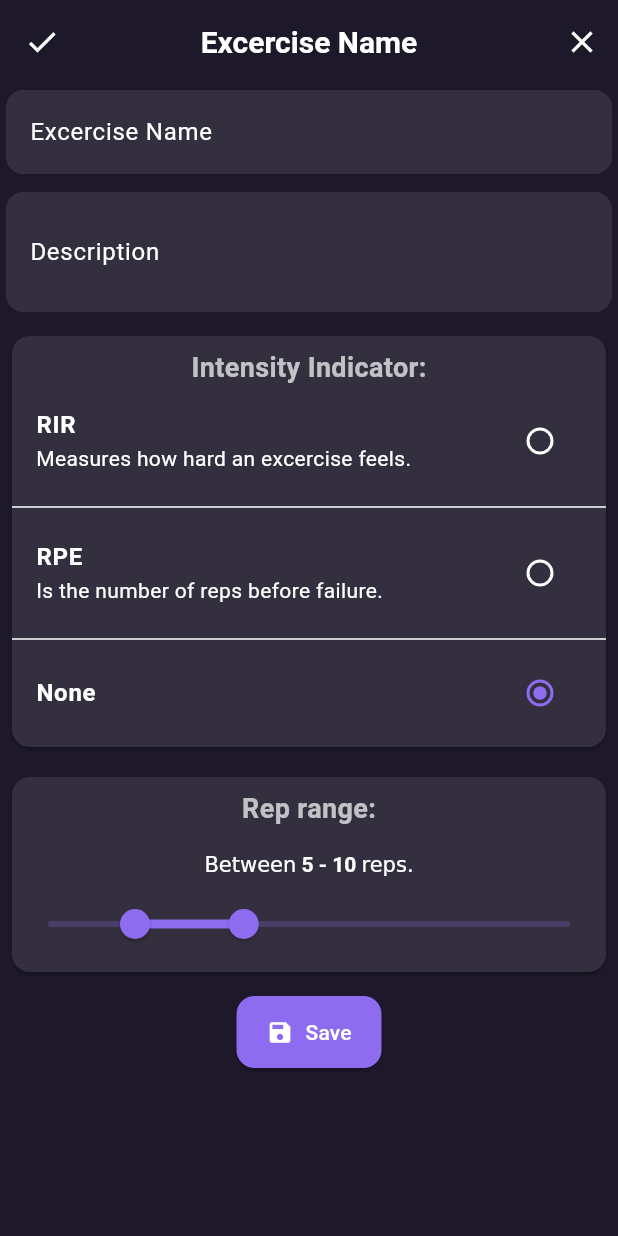
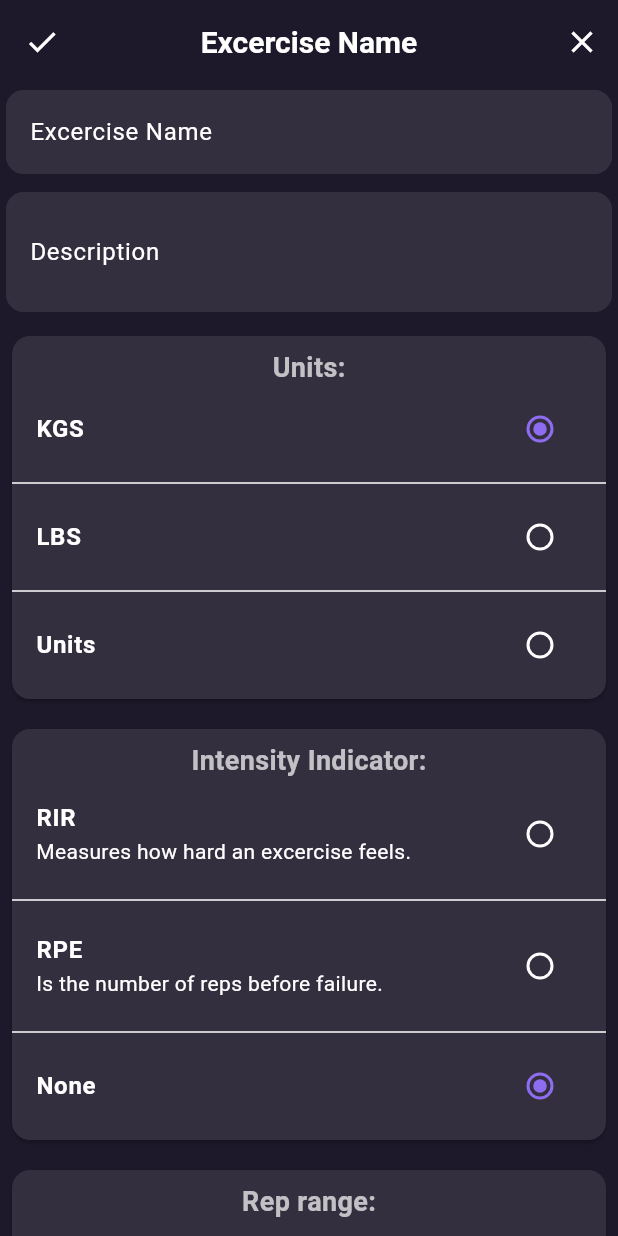
Before and after one commit to diegoZarateFer/gym-tracker-app, a Flutter app: the ExcerciseSettingsPage screen opened by its route, on a phone screen of 412 x 824 dp. Run offline on Flutter 3.47's test engine with Material 3 defaults, Android fonts, the light colour scheme and no system bars; our stand-ins replace table_calendar.

Commit message:
feat<excercise>: Terminando logica de excercise settings.

```diff
--- a/lib/pages/excercise_settings_page.dart
+++ b/lib/pages/excercise_settings_page.dart
@@ -1,6 +1,7 @@
 import 'package:flutter/material.dart';
-
-enum IntensityIndicators { none, rir, rpe }
+import 'package:gym_tracker_ui/pages/widgets/excercise_settings_form.dart';
+import 'package:gym_tracker_ui/pages/widgets/intensity_indicator_selector.dart';
+import 'package:gym_tracker_ui/pages/widgets/unit_selector.dart';
 
 class ExcerciseSettingsPage extends StatefulWidget {
   static const String route = "excercise-settings";
@@ -12,22 +13,19 @@ class ExcerciseSettingsPage extends StatefulWidget {
 }
 
 class _ExcerciseSettingsPageState extends State<ExcerciseSettingsPage> {
-  /// Valores del rango de repeticiones.
-  ///
-  int _selectedRepRangeStart = 5;
-  int _selectedRepRangeEnd = 10;
-
-  /// Indicador de intensidad seleccionado.
-  ///
-  IntensityIndicators _selectedIntensityIndicator = IntensityIndicators.none;
-
-  /// Funciones para los widgets.
-  ///
-  void _changeRepsRangeHandler(RangeValues newValues) {
-    setState(() {
-      _selectedRepRangeStart = newValues.start.toInt();
-      _selectedRepRangeEnd = newValues.end.toInt();
-    });
+  void _saveExcerciseSettingsHandler(
+      {required String name,
+      required String description,
+      required IntensityIndicators intensityIndicator,
+      required Units unit,
+      required int minNumberOfReps,
+      required int maxNumberOfReps}) {
+    print(name);
+    print(description);
+    print(intensityIndicator);
+    print(unit);
+    print(minNumberOfReps);
+    print(maxNumberOfReps);
   }
 
   @override
@@ -55,154 +53,8 @@ class _ExcerciseSettingsPageState extends State<ExcerciseSettingsPage> {
       body: SingleChildScrollView(
         child: Padding(
           padding: const EdgeInsets.all(4),
-          child: Column(
-            children: [
-              const TextField(
-                textAlignVertical: TextAlignVertical.center,
-                maxLines: 1,
-                maxLength: 30,
-                decoration: InputDecoration(
-                  counterText: "",
-                  label: Text("Excercise Name"),
-                  border: OutlineInputBorder(),
-                ),
-              ),
-              const SizedBox(height: 12),
-              const TextField(
-                textAlignVertical: TextAlignVertical.center,
-                maxLines: 2,
-                decoration: InputDecoration(
-                  counterText: "",
-                  label: Text("Description"),
-                  border: OutlineInputBorder(),
-                ),
-              ),
-              const SizedBox(height: 12),
-              Card(
-                child: Padding(
-                  padding: const EdgeInsets.symmetric(vertical: 8),
-                  child: Column(
-                    children: [
-                      const Text(
-                        "Intensity Indicator:",
-                        style: TextStyle(
-                          fontWeight: FontWeight.bold,
-                          fontSize: 18,
-                        ),
-                      ),
-                      RadioListTile<IntensityIndicators>(
-                        value: IntensityIndicators.rir,
-                        groupValue: _selectedIntensityIndicator,
-                        subtitle: const Text(
-                          "Measures how hard an excercise feels.",
-                        ),
-                        title: const Text(
-                          "RIR",
-                          style: TextStyle(
-                            fontWeight: FontWeight.bold,
-                          ),
-                        ),
-                        onChanged: (IntensityIndicators? selectedIndicator) {
-                          setState(() {
-                            _selectedIntensityIndicator =
-                                selectedIndicator ?? IntensityIndicators.none;
-                          });
-                        },
-                        activeColor: const Color(0xFF8E6CEF),
-                        controlAffinity: ListTileControlAffinity.trailing,
-                      ),
-                      const Divider(),
-                      RadioListTile<IntensityIndicators>(
-                        value: IntensityIndicators.rpe,
-                        groupValue: _selectedIntensityIndicator,
-                        subtitle: const Text(
-                          "Is the number of reps before failure.",
-                        ),
-                        title: const Text(
-                          "RPE",
-                          style: TextStyle(
-                            fontWeight: FontWeight.bold,
-                          ),
-                        ),
-                        onChanged: (IntensityIndicators? selectedIndicator) {
-                          setState(() {
-                            _selectedIntensityIndicator =
-                                selectedIndicator ?? IntensityIndicators.none;
-                          });
-                        },
-                        activeColor: const Color(0xFF8E6CEF),
-                        controlAffinity: ListTileControlAffinity.trailing,
-                      ),
-                      const Divider(),
-                      RadioListTile<IntensityIndicators>(
-                        value: IntensityIndicators.none,
-                        groupValue: _selectedIntensityIndicator,
-                        title: const Text(
-                          "None",
-                          style: TextStyle(
-                            fontWeight: FontWeight.bold,
-                          ),
-                        ),
-                        onChanged: (IntensityIndicators? selectedIndicator) {
-                          setState(() {
-                            _selectedIntensityIndicator =
-                                selectedIndicator ?? IntensityIndicators.none;
-                          });
-                        },
-                        activeColor: const Color(0xFF8E6CEF),
-                        controlAffinity: ListTileControlAffinity.trailing,
-                      ),
-                    ],
-                  ),
-                ),
-              ),
-              const SizedBox(height: 12),
-              Card(
-                child: Padding(
-                  padding: const EdgeInsets.symmetric(vertical: 8),
-                  child: Column(children: [
-                    const Text(
-                      "Rep range:",
-                      style: TextStyle(
-                        fontWeight: FontWeight.bold,
-                        fontSize: 18,
-                      ),
-                    ),
-                    const SizedBox(
-                      height: 16,
-                    ),
-                    RichText(
-                      text: TextSpan(
-                        children: [
-                          const TextSpan(text: "Between"),
-                          TextSpan(
-                              text:
-                                  " $_selectedRepRangeStart - $_selectedRepRangeEnd ",
-                              style: const TextStyle(
-                                fontWeight: FontWeight.bold,
-                              )),
-                          const TextSpan(text: "reps."),
-                        ],
-                      ),
-                    ),
-                    const SizedBox(height: 8),
-                    RangeSlider(
-                      min: 1,
-                      max: 25,
-                      values: RangeValues(_selectedRepRangeStart.toDouble(),
-                          _selectedRepRangeEnd.toDouble()),
-                      onChanged: _changeRepsRangeHandler,
-                    ),
-                  ]),
-                ),
-              ),
-              const SizedBox(height: 12),
-              ElevatedButton.icon(
-                onPressed: () {},
-                icon: const Icon(Icons.save),
-                label: const Text("Save"),
-              ),
-            ],
+          child: ExcerciseSettingsForm(
+            onSaveExcerciseSettings: _saveExcerciseSettingsHandler,
           ),
         ),
       ),
--- /dev/null
+++ b/lib/pages/widgets/excercise_settings_form.dart
@@ -0,0 +1,171 @@
+import 'package:flutter/material.dart';
+import 'package:gym_tracker_ui/pages/widgets/intensity_indicator_selector.dart';
+import 'package:gym_tracker_ui/pages/widgets/unit_selector.dart';
+
+class ExcerciseSettingsForm extends StatefulWidget {
+  const ExcerciseSettingsForm({
+    super.key,
+    required this.onSaveExcerciseSettings,
+  });
+
+  final void Function(
+      {required String name,
+      required String description,
+      required IntensityIndicators intensityIndicator,
+      required Units unit,
+      required int minNumberOfReps,
+      required int maxNumberOfReps}) onSaveExcerciseSettings;
+
+  @override
+  State<ExcerciseSettingsForm> createState() => _ExcerciseSettingsFormState();
+}
+
+class _ExcerciseSettingsFormState extends State<ExcerciseSettingsForm> {
+  /// Controllers.
+  ///
+  final _excerciseNameController = TextEditingController();
+  final _excerciseDescriptionController = TextEditingController();
+
+  /// Valores del rango de repeticiones.
+  ///
+  int _selectedRepRangeStart = 5;
+  int _selectedRepRangeEnd = 10;
+
+  /// Indicador de intensidad seleccionado.
+  ///
+  IntensityIndicators _selectedIntensityIndicator = IntensityIndicators.none;
+
+  /// Unidad de medida seleccionada.
+  ///
+  Units _selectedUnit = Units.kgs;
+
+  ///TODO: Agregar validaciones a los campos.
+  ///
+
+  /// Funciones para los widgets.
+  ///
+  void _changeRepsRangeHandler(RangeValues newValues) {
+    setState(() {
+      _selectedRepRangeStart = newValues.start.toInt();
+      _selectedRepRangeEnd = newValues.end.toInt();
+    });
+  }
+
+  void _changeIntensityIndicatorHandler(
+      IntensityIndicators? selectedIndicator) {
+    setState(() {
+      _selectedIntensityIndicator =
+          selectedIndicator ?? IntensityIndicators.none;
+    });
+  }
+
+  void _changeUnitHandler(Units? selectedUnit) {
+    setState(() {
+      _selectedUnit = selectedUnit ?? Units.units;
+    });
+  }
+
+  void _onSaveExcerciseSettings() {
+    widget.onSaveExcerciseSettings(
+      description: _excerciseDescriptionController.text,
+      name: _excerciseNameController.text,
+      intensityIndicator: _selectedIntensityIndicator,
+      minNumberOfReps: _selectedRepRangeStart,
+      maxNumberOfReps: _selectedRepRangeEnd,
+      unit: _selectedUnit,
+    );
+  }
+
+  @override
+  void dispose() {
+    _excerciseNameController.dispose();
+    _excerciseDescriptionController.dispose();
+    super.dispose();
+  }
+
+  @override
+  Widget build(BuildContext context) {
+    return Column(
+      children: [
+        TextField(
+          controller: _excerciseNameController,
+          textAlignVertical: TextAlignVertical.center,
+          maxLines: 1,
+          maxLength: 30,
+          decoration: const InputDecoration(
+            counterText: "",
+            label: Text("Excercise Name"),
+            border: OutlineInputBorder(),
+          ),
+        ),
+        const SizedBox(height: 12),
+        TextField(
+          controller: _excerciseNameController,
+          textAlignVertical: TextAlignVertical.center,
+          maxLines: 2,
+          decoration: const InputDecoration(
+            counterText: "",
+            label: Text("Description"),
+            border: OutlineInputBorder(),
+          ),
+        ),
+        const SizedBox(height: 12),
+        UnitSelector(
+          selectedUnit: _selectedUnit,
+          onChangeSelectedUnit: _changeUnitHandler,
+        ),
+        const SizedBox(height: 12),
+        IntensityIndicatorSelector(
+          selectedIntensityIndicator: _selectedIntensityIndicator,
+          onChangeSelectedIntensityIndicator: _changeIntensityIndicatorHandler,
+        ),
+        const SizedBox(height: 12),
+        Card(
+          child: Padding(
+            padding: const EdgeInsets.symmetric(vertical: 8),
+            child: Column(children: [
+              const Text(
+                "Rep range:",
+                style: TextStyle(
+                  fontWeight: FontWeight.bold,
+                  fontSize: 18,
+                ),
+              ),
+              const SizedBox(
+                height: 16,
+              ),
+              RichText(
+                text: TextSpan(
+                  children: [
+                    const TextSpan(text: "Between"),
+                    TextSpan(
+                        text:
+                            " $_selectedRepRangeStart - $_selectedRepRangeEnd ",
+                        style: const TextStyle(
+                          fontWeight: FontWeight.bold,
+                        )),
+                    const TextSpan(text: "reps."),
+                  ],
+                ),
+              ),
+              const SizedBox(height: 8),
+              RangeSlider(
+                min: 1,
+                max: 25,
+                values: RangeValues(_selectedRepRangeStart.toDouble(),
+                    _selectedRepRangeEnd.toDouble()),
+                onChanged: _changeRepsRangeHandler,
+              ),
+            ]),
+          ),
+        ),
+        const SizedBox(height: 12),
+        ElevatedButton.icon(
+          onPressed: _onSaveExcerciseSettings,
+          icon: const Icon(Icons.save),
+          label: const Text("Save"),
+        ),
+      ],
+    );
+  }
+}
--- /dev/null
+++ b/lib/pages/widgets/intensity_indicator_selector.dart
@@ -0,0 +1,82 @@
+import 'package:flutter/material.dart';
+
+enum IntensityIndicators { none, rir, rpe }
+
+class IntensityIndicatorSelector extends StatelessWidget {
+  const IntensityIndicatorSelector({
+    super.key,
+    required this.selectedIntensityIndicator,
+    required this.onChangeSelectedIntensityIndicator,
+  });
+
+  final IntensityIndicators selectedIntensityIndicator;
+  final void Function(IntensityIndicators? selectedIndicator)
+      onChangeSelectedIntensityIndicator;
+
+  @override
+  Widget build(BuildContext context) {
+    return Card(
+      child: Padding(
+        padding: const EdgeInsets.symmetric(vertical: 8),
+        child: Column(
+          children: [
+            const Text(
+              "Intensity Indicator:",
+              style: TextStyle(
+                fontWeight: FontWeight.bold,
+                fontSize: 18,
+              ),
+            ),
+            RadioListTile<IntensityIndicators>(
+              value: IntensityIndicators.rir,
+              groupValue: selectedIntensityIndicator,
+              subtitle: const Text(
+                "Measures how hard an excercise feels.",
+              ),
+              title: const Text(
+                "RIR",
+                style: TextStyle(
+                  fontWeight: FontWeight.bold,
+                ),
+              ),
+              onChanged: onChangeSelectedIntensityIndicator,
+              activeColor: const Color(0xFF8E6CEF),
+              controlAffinity: ListTileControlAffinity.trailing,
+            ),
+            const Divider(),
+            RadioListTile<IntensityIndicators>(
+              value: IntensityIndicators.rpe,
+              groupValue: selectedIntensityIndicator,
+              subtitle: const Text(
+                "Is the number of reps before failure.",
+              ),
+              title: const Text(
+                "RPE",
+                style: TextStyle(
+                  fontWeight: FontWeight.bold,
+                ),
+              ),
+              onChanged: onChangeSelectedIntensityIndicator,
+              activeColor: const Color(0xFF8E6CEF),
+              controlAffinity: ListTileControlAffinity.trailing,
+            ),
+            const Divider(),
+            RadioListTile<IntensityIndicators>(
+              value: IntensityIndicators.none,
+              groupValue: selectedIntensityIndicator,
+              title: const Text(
+                "None",
+                style: TextStyle(
+                  fontWeight: FontWeight.bold,
+                ),
+              ),
+              onChanged: onChangeSelectedIntensityIndicator,
+              activeColor: const Color(0xFF8E6CEF),
+              controlAffinity: ListTileControlAffinity.trailing,
+            ),
+          ],
+        ),
+      ),
+    );
+  }
+}
--- /dev/null
+++ b/lib/pages/widgets/unit_selector.dart
@@ -0,0 +1,75 @@
+import 'package:flutter/material.dart';
+
+enum Units { units, kgs, lbs }
+
+class UnitSelector extends StatelessWidget {
+  const UnitSelector({
+    super.key,
+    required this.selectedUnit,
+    required this.onChangeSelectedUnit,
+  });
+
+  final Units selectedUnit;
+  final void Function(Units? selectedUnit) onChangeSelectedUnit;
+
+  @override
+  Widget build(BuildContext context) {
+    return Card(
+      child: Padding(
+        padding: const EdgeInsets.symmetric(vertical: 8),
+        child: Column(
+          children: [
+            const Text(
+              "Units:",
+              style: TextStyle(
+                fontWeight: FontWeight.bold,
+                fontSize: 18,
+              ),
+            ),
+            RadioListTile<Units>(
+              value: Units.kgs,
+              groupValue: selectedUnit,
+              title: const Text(
+                "KGS",
+                style: TextStyle(
+                  fontWeight: FontWeight.bold,
+                ),
+              ),
+              onChanged: onChangeSelectedUnit,
+              activeColor: const Color(0xFF8E6CEF),
+              controlAffinity: ListTileControlAffinity.trailing,
+            ),
+            const Divider(),
+            RadioListTile<Units>(
+              value: Units.lbs,
+              groupValue: selectedUnit,
+              title: const Text(
+                "LBS",
+                style: TextStyle(
+                  fontWeight: FontWeight.bold,
+                ),
+              ),
+              onChanged: onChangeSelectedUnit,
+              activeColor: const Color(0xFF8E6CEF),
+              controlAffinity: ListTileControlAffinity.trailing,
+            ),
+            const Divider(),
+            RadioListTile<Units>(
+              value: Units.units,
+              groupValue: selectedUnit,
+              title: const Text(
+                "Units",
+                style: TextStyle(
+                  fontWeight: FontWeight.bold,
+                ),
+              ),
+              onChanged: onChangeSelectedUnit,
+              activeColor: const Color(0xFF8E6CEF),
+              controlAffinity: ListTileControlAffinity.trailing,
+            ),
+          ],
+        ),
+      ),
+    );
+  }
+}
```
